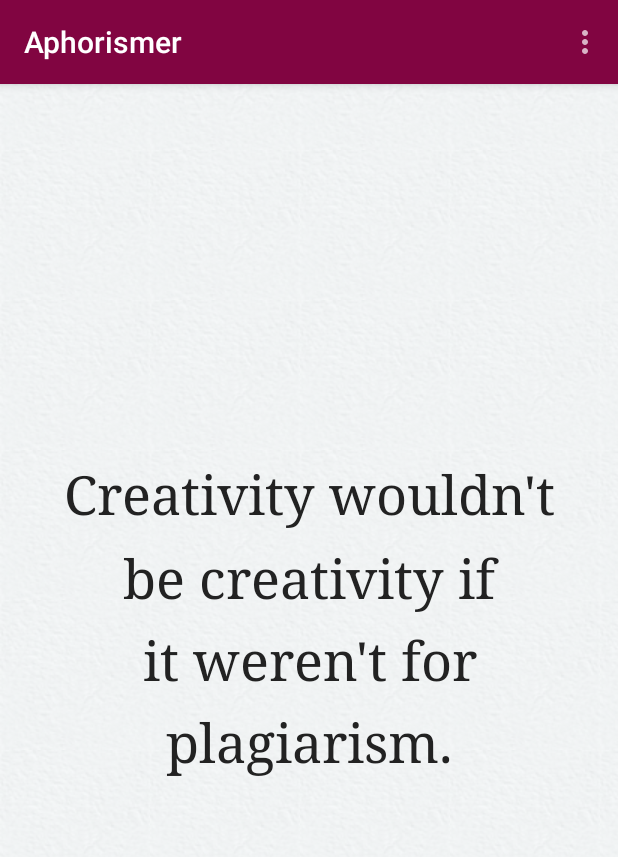
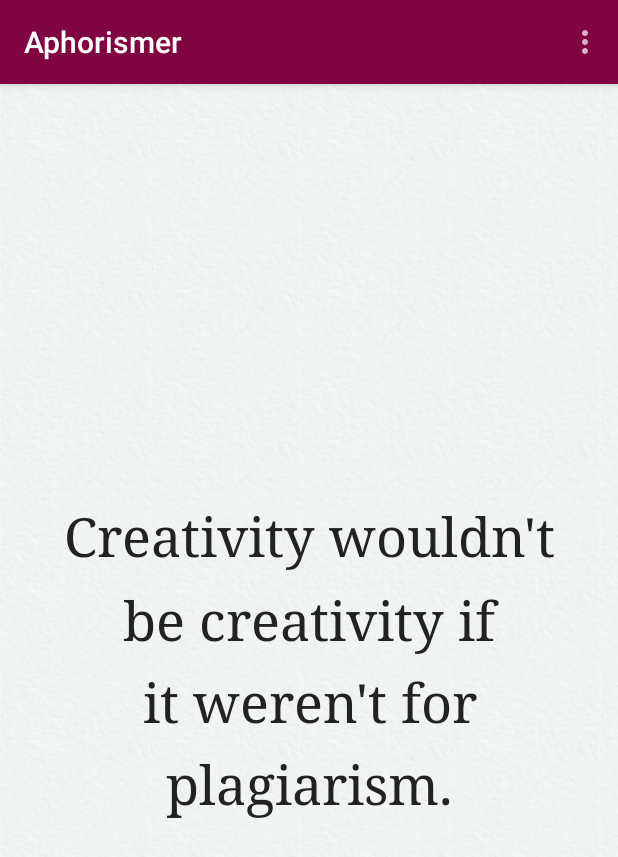
Before and after one commit to joehalliwell/aphorismer, an Android app: the screen it shows after launch (MainActivity), on a phone screen of 412 x 824 dp. Shown: the top 857 px of the screen. Run offline under Robolectric (Android 15) with nearby library versions, the phone set to English and light mode, and no system bars.

Commit message:
Extend compatibility back to SDK 10

```diff
--- a/src/main/res/layout/main_activity.xml
+++ b/src/main/res/layout/main_activity.xml
@@ -1,4 +1,4 @@
-<FrameLayout xmlns:android="http://schemas.android.com/apk/res/android"
+<RelativeLayout xmlns:android="http://schemas.android.com/apk/res/android"
              xmlns:tools="http://schemas.android.com/tools"
              xmlns:app="http://schemas.android.com/apk/res-auto"
              android:layout_width="match_parent"
@@ -13,7 +13,8 @@
         android:background="@color/primary"
         android:elevation="4dp"
         app:theme="@style/ThemeOverlay.AppCompat.Dark"
-        app:popupTheme="@style/ThemeOverlay.AppCompat.Light">
+        app:popupTheme="@style/ThemeOverlay.AppCompat.Light"
+       >
     </android.support.v7.widget.Toolbar>
 
     <!-- The primary full-screen view. This can be replaced with whatever view
@@ -22,6 +23,7 @@
     <android.support.v4.view.ViewPager
         android:id="@+id/aphorism_pager"
         android:layout_width="match_parent"
-        android:layout_height="match_parent">
+        android:layout_height="match_parent"
+        android:layout_below="@+id/toolbar">
     </android.support.v4.view.ViewPager>
-</FrameLayout>
+</RelativeLayout>
```
Also changed, not shown: build.gradle (+6 -6 lines), src/main/res/layout/aphorism_fragment.xml (+4 -3 lines), src/main/res/values-v11/styles.xml (deleted, +0 -15 lines).
